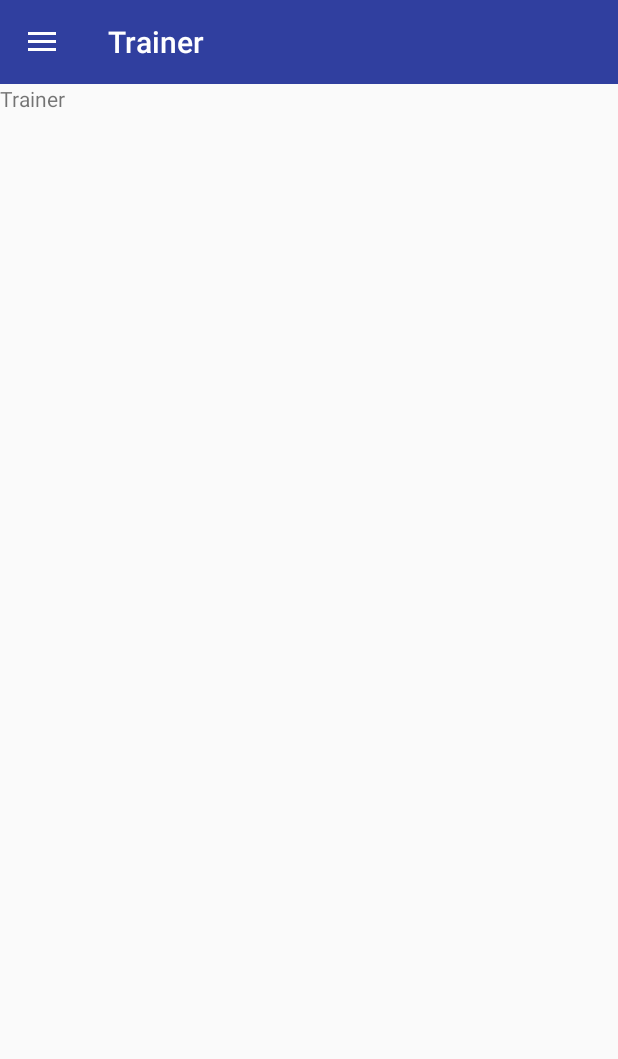
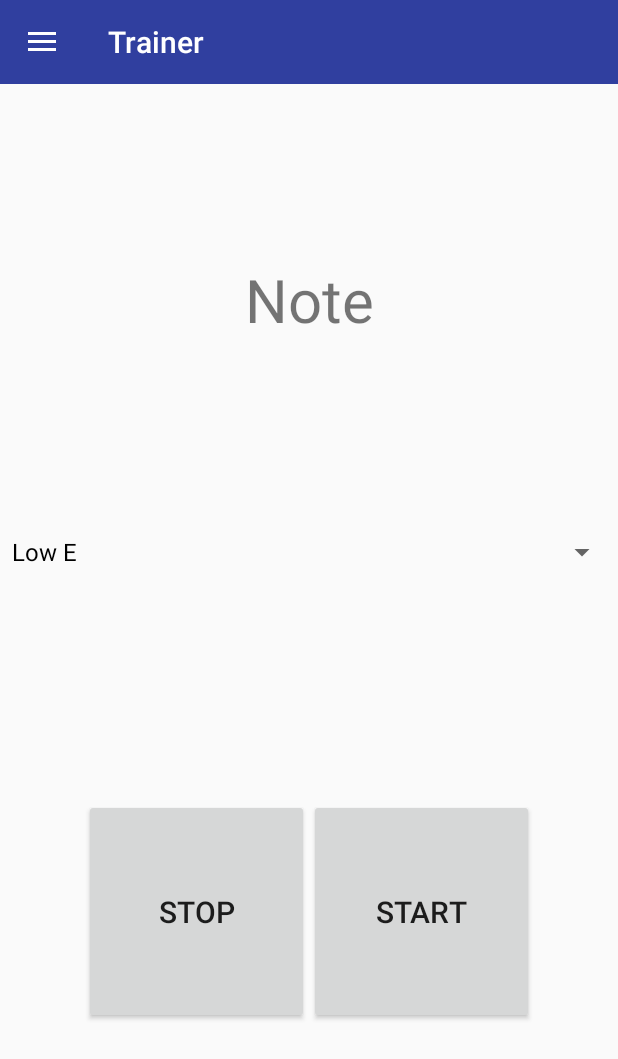
Before and after one commit to cmalnor/string-master, an Android app: the screen it shows after launch (MainActivity), in the side drawer, after a tap on "Trainer", on a phone screen of 412 x 824 dp. Shown: the top 1059 px of the screen. Run offline under Robolectric (Android 15) with nearby library versions, the phone set to English and light mode, and no system bars; libraries missing offline, so code that uses them is left out: org.puredata.android, org.puredata.core; 1 statement that could not run was skipped.

Commit message:
Add initial layout and string selection for trainer
Add layout to trainer with spinner for choosing string to practice.
Add code to get notes on string when a string is selected.

```diff
--- a/app/src/main/java/com/example/android/string_master_01/PitchView.java
+++ b/app/src/main/java/com/example/android/string_master_01/PitchView.java
@@ -92,7 +92,7 @@ public class PitchView extends View {
             @Override
             public void onAnimationUpdate(ValueAnimator valueAnimator) {
                 setTunerPitch((float) valueAnimator.getAnimatedValue());
-                Log.d(TAG, "Current pitch value: " + getCurrentPitch());
+                //Log.d(TAG, "Current pitch value: " + getCurrentPitch());
 
             }
         });
@@ -102,10 +102,12 @@ public class PitchView extends View {
         invalidate();
     }
 
+    // Return MIDI note value as a float for current reference pitch
     public float getCenterPitch(){
         return centerPitch;
     }
 
+    // Return MIDI note value as a float for current played pitch
     public float getCurrentPitch(){
         return currentPitch;
     }
--- a/app/src/main/java/com/example/android/string_master_01/TrainerFragment.java
+++ b/app/src/main/java/com/example/android/string_master_01/TrainerFragment.java
@@ -2,18 +2,88 @@ package com.example.android.string_master_01;
 
 import android.os.Bundle;
 import android.support.v4.app.Fragment;
+import android.util.Log;
 import android.view.LayoutInflater;
 import android.view.View;
 import android.view.ViewGroup;
+import android.widget.AdapterView;
+import android.widget.ArrayAdapter;
+import android.widget.Button;
+import android.widget.Spinner;
+import android.widget.TextView;
 
 /**
  * Created by codymalnor on 1/14/18.
  */
 
-public class TrainerFragment extends Fragment {
+public class TrainerFragment extends Fragment implements AdapterView.OnItemSelectedListener{
+
+    private Button startButton;
+    private Button stopButton;
+    private TextView assignedNote;
+    private Spinner chosenString;
+    private String[] notes;
+
+    private String TAG = "TrainerFragment";
 
     @Override
     public View onCreateView(LayoutInflater inflater, ViewGroup container, Bundle savedInstanceState){
-        return inflater.inflate(R.layout.trainer_layout, container, false);
+
+        View rootView = inflater.inflate(R.layout.trainer_layout, container, false);
+        startButton = (Button) rootView.findViewById(R.id.start_button);
+        assignedNote = (TextView) rootView.findViewById(R.id.assigned_note);
+        startButton.setOnClickListener(new View.OnClickListener() {
+            @Override
+            public void onClick(View view) {
+                assignedNote.setText("ON");
+            }
+        });
+        stopButton = (Button) rootView.findViewById(R.id.stop_button);
+        stopButton.setOnClickListener(new View.OnClickListener() {
+            @Override
+            public void onClick(View view) {
+                assignedNote.setText("OFF");
+            }
+        });
+        chosenString = (Spinner) rootView.findViewById(R.id.string_choice);
+        ArrayAdapter<CharSequence> adapter = ArrayAdapter.createFromResource(getContext(),
+                R.array.strings, android.R.layout.simple_spinner_dropdown_item);
+        chosenString.setAdapter(adapter);
+        chosenString.setOnItemSelectedListener(this);
+
+        return rootView;
+    }
+
+    @Override
+    public void onItemSelected(AdapterView<?> parent, View view, int pos, long id){
+        Log.d(TAG, "onItemSelected: " + parent.getItemAtPosition(pos));
+        switch(pos){
+            case 0:
+                notes = ((MainActivity)getActivity()).getLowENotes();
+                break;
+            case 1:
+                notes = ((MainActivity)getActivity()).getANotes();
+                break;
+            case 2:
+                notes = ((MainActivity)getActivity()).getDNotes();
+                break;
+            case 3:
+                notes = ((MainActivity)getActivity()).getGNotes();
+                break;
+            case 4:
+                notes = ((MainActivity)getActivity()).getBNotes();
+                break;
+            case 5:
+                notes = ((MainActivity)getActivity()).getHighENotes();
+                break;
+            default:
+                notes = ((MainActivity)getActivity()).getLowENotes();
+                break;
+        }
+    }
+
+    @Override
+    public void onNothingSelected(AdapterView<?> parent){
+
     }
 }
--- a/app/src/main/res/layout/trainer_layout.xml
+++ b/app/src/main/res/layout/trainer_layout.xml
@@ -1,4 +1,39 @@
-<TextView android:layout_height="wrap_content"
+<?xml version="1.0" encoding="utf-8"?>
+
+<LinearLayout
+    android:layout_height="match_parent"
     android:layout_width="match_parent"
-    android:text="Trainer"
-    xmlns:android="http://schemas.android.com/apk/res/android" />
+    android:orientation="vertical"
+    xmlns:android="http://schemas.android.com/apk/res/android">
+    <TextView
+        android:id="@+id/assigned_note"
+        android:layout_width="match_parent"
+        android:layout_height="0dp"
+        android:layout_weight="2"
+        android:textSize="40sp"
+        android:gravity="center"
+        android:text="Note"/>
+    <Spinner
+        android:id="@+id/string_choice"
+        android:layout_width="match_parent"
+        android:layout_height="wrap_content"
+        android:gravity="center"/>
+    <LinearLayout
+        android:layout_width="match_parent"
+        android:layout_height="0dp"
+        android:layout_weight="3"
+        android:gravity="center">
+        <Button
+            android:id="@+id/stop_button"
+            android:layout_width="150dp"
+            android:layout_height="150dp"
+            android:textSize="20sp"
+            android:text="STOP"/>
+        <Button
+            android:id="@+id/start_button"
+            android:layout_width="150dp"
+            android:layout_height="150dp"
+            android:textSize="20sp"
+            android:text="START"/>
+    </LinearLayout>
+</LinearLayout>
--- a/app/src/main/res/values/strings.xml
+++ b/app/src/main/res/values/strings.xml
@@ -3,11 +3,11 @@
     <string name="drawer_open">Open navigation drawer</string>
     <string name="drawer_close">Close navigation drawer</string>
     <string-array name="strings">
-        <item>Low E String (82.41 Hz)</item>
-        <item>A String (110.00 Hz)</item>
-        <item>D String (146.83 Hz)</item>
-        <item>G String (196.00 Hz)</item>
-        <item>B String (246.94 Hz)</item>
-        <item>High E String (329.63 Hz)</item>
+        <item>Low E</item>
+        <item>A</item>
+        <item>D</item>
+        <item>G</item>
+        <item>B</item>
+        <item>High E</item>
     </string-array>
 </resources>
```
Also changed, not shown: app/src/main/java/com/example/android/string_master_01/MainActivity.java (+27 -6 lines), app/src/main/java/com/example/android/string_master_01/TunerFragment.java (+6 -5 lines).
